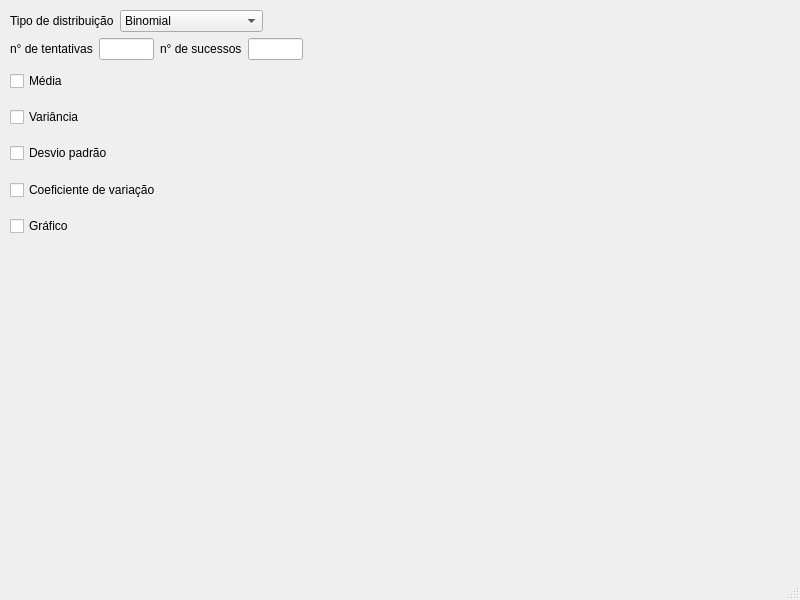
The window that mainwindow.ui (felipeadulis/Vadlator) describes before a commit, drawn with Qt 5.
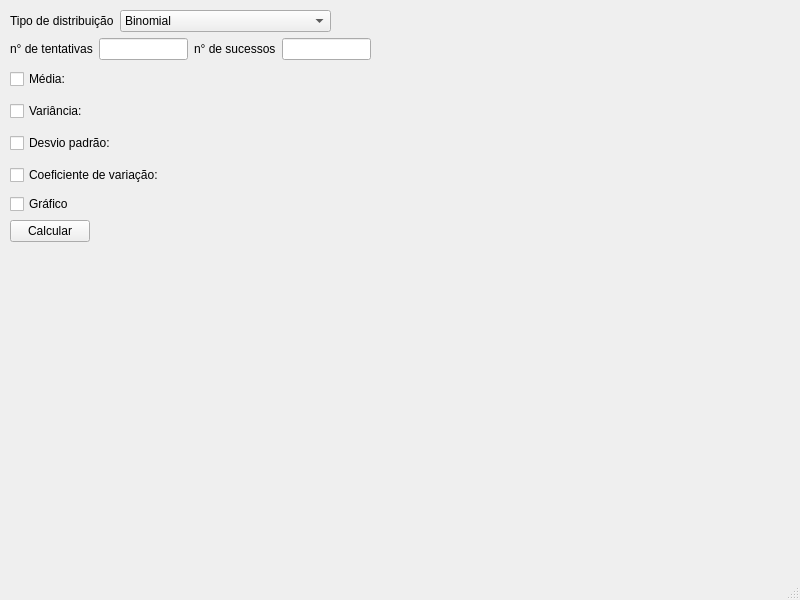
The same window after the commit.

Commit message: Implementando botao calcular

Diff of the .ui file:
```diff
--- a/mainwindow.ui
+++ b/mainwindow.ui
@@ -19,8 +19,8 @@
      <rect>
       <x>10</x>
       <y>10</y>
-      <width>293</width>
-      <height>231</height>
+      <width>361</width>
+      <height>232</height>
      </rect>
     </property>
     <layout class="QVBoxLayout" name="verticalLayout_2">
@@ -47,6 +47,9 @@
            <verstretch>0</verstretch>
           </sizepolicy>
          </property>
+         <property name="styleSheet">
+          <string notr="true"/>
+         </property>
          <item>
           <property name="text">
            <string>Binomial</string>
@@ -112,7 +115,7 @@
          <item>
           <widget class="QCheckBox" name="medCheck">
            <property name="text">
-            <string>Média</string>
+            <string>Média:</string>
            </property>
           </widget>
          </item>
@@ -130,7 +133,7 @@
          <item>
           <widget class="QCheckBox" name="varCheck">
            <property name="text">
-            <string>Variância</string>
+            <string>Variância:</string>
            </property>
           </widget>
          </item>
@@ -148,7 +151,7 @@
          <item>
           <widget class="QCheckBox" name="desvPadCheck">
            <property name="text">
-            <string>Desvio padrão</string>
+            <string>Desvio padrão:</string>
            </property>
           </widget>
          </item>
@@ -166,7 +169,7 @@
          <item>
           <widget class="QCheckBox" name="cvCheck">
            <property name="text">
-            <string>Coeficiente de variação</string>
+            <string>Coeficiente de variação:</string>
            </property>
           </widget>
          </item>
@@ -189,16 +192,46 @@
           </widget>
          </item>
          <item>
-          <widget class="QLabel" name="label_4">
-           <property name="text">
-            <string/>
+          <spacer name="horizontalSpacer_3">
+           <property name="orientation">
+            <enum>Qt::Orientation::Horizontal</enum>
            </property>
-          </widget>
+           <property name="sizeHint" stdset="0">
+            <size>
+             <width>40</width>
+             <height>20</height>
+            </size>
+           </property>
+          </spacer>
          </item>
         </layout>
        </item>
       </layout>
      </item>
+     <item>
+      <layout class="QHBoxLayout" name="horizontalLayout_4">
+       <item>
+        <widget class="QPushButton" name="pushButton">
+         <property name="text">
+          <string>Calcular</string>
+         </property>
+        </widget>
+       </item>
+       <item>
+        <spacer name="horizontalSpacer_2">
+         <property name="orientation">
+          <enum>Qt::Orientation::Horizontal</enum>
+         </property>
+         <property name="sizeHint" stdset="0">
+          <size>
+           <width>40</width>
+           <height>20</height>
+          </size>
+         </property>
+        </spacer>
+       </item>
+      </layout>
+     </item>
     </layout>
    </widget>
   </widget>
```
The commit also changes 3 other files.
